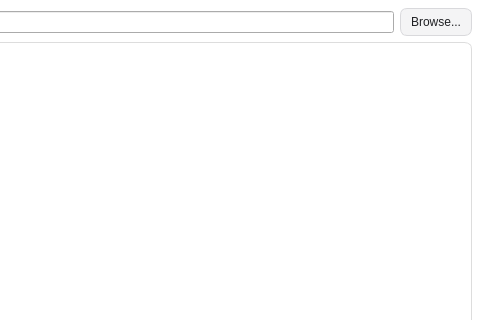
Old version of the form ai_agent.ui in the repository frankyeh/DSI-Studio; both pictures show x 620 to 1100 and y 0 to 320 of the 1100 by 700 pixel window.
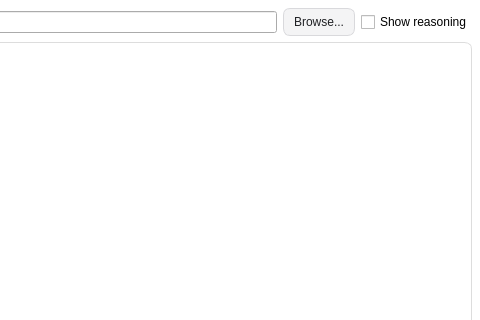
New version of the form. Icons and pictures are not drawn.

Patch:
```diff
--- a/ai_agent.ui
+++ b/ai_agent.ui
@@ -315,6 +315,19 @@
                </property>
               </widget>
              </item>
+             <item>
+              <widget class="QCheckBox" name="ai_show_reasoning">
+               <property name="toolTip">
+                <string>Show AI reasoning messages in chat history</string>
+               </property>
+               <property name="text">
+                <string>Show reasoning</string>
+               </property>
+               <property name="checked">
+                <bool>false</bool>
+               </property>
+              </widget>
+             </item>
             </layout>
            </item>
            <item>
```
